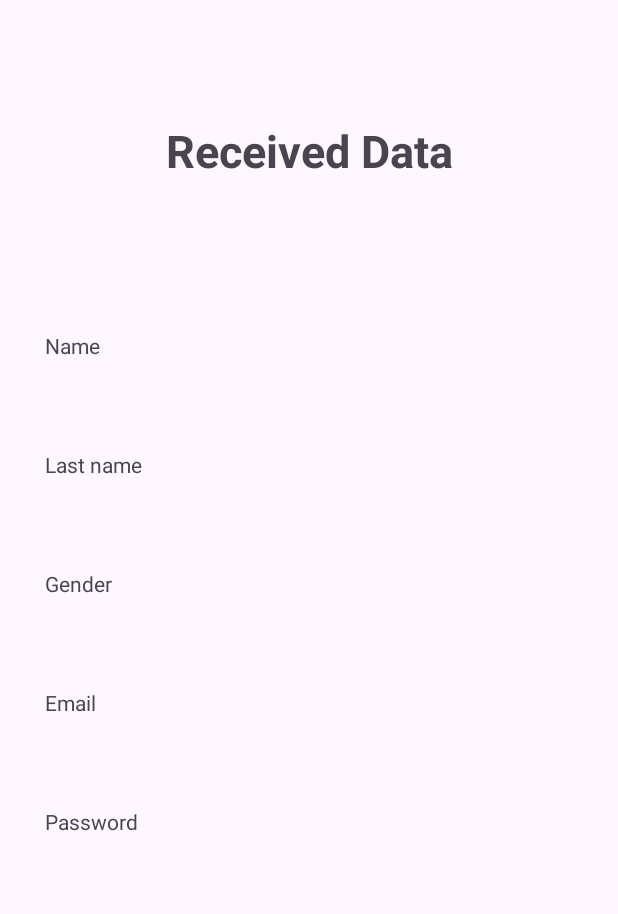
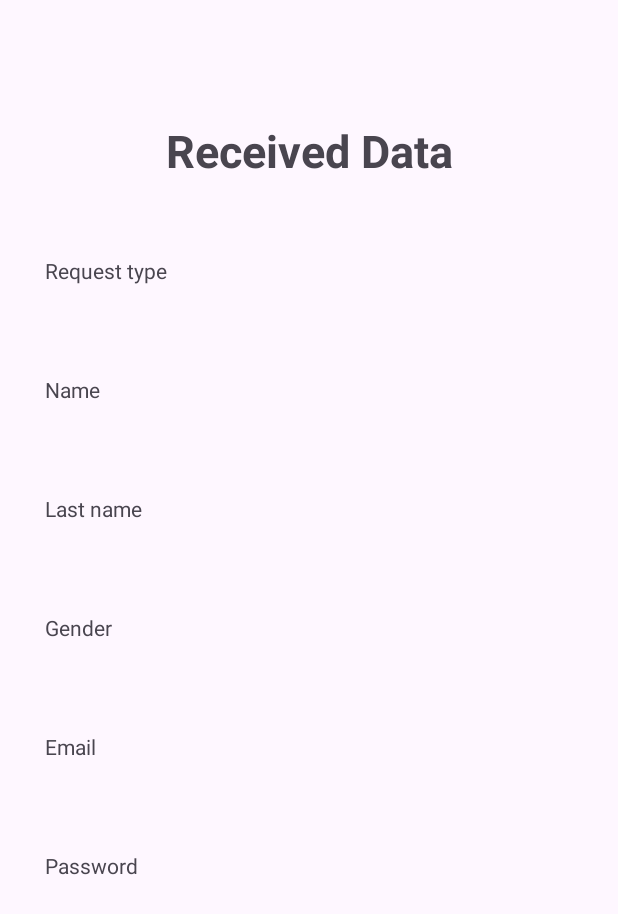
Before and after one commit to RCordobaG/Modulo4PracticaFinal, an Android app: the getInfoActivity screen opened directly, with no data from a screen before it, on a phone screen of 412 x 824 dp. Shown: the top 914 px of the screen. Run offline under Robolectric (Android 15) with nearby library versions, the phone set to English and light mode, and no system bars.

```diff
--- a/app/src/main/java/com/rodricorgom/modulo4practicafinal/getInfoActivity.kt
+++ b/app/src/main/java/com/rodricorgom/modulo4practicafinal/getInfoActivity.kt
@@ -3,6 +3,7 @@ package com.rodricorgom.modulo4practicafinal
 import androidx.appcompat.app.AppCompatActivity
 import android.os.Bundle
 import android.widget.TextView
+import org.w3c.dom.Text
 
 class getInfoActivity : AppCompatActivity() {
     override fun onCreate(savedInstanceState: Bundle?) {
@@ -14,6 +15,7 @@ class getInfoActivity : AppCompatActivity() {
         var extName = intent.getStringExtra("EXTRA_NAME")
         var extSurname = intent.getStringExtra("EXTRA_SURNAME")
         var extGender = intent.getStringExtra("EXTRA_GENDER")
+        var extType = intent.getStringExtra("EXTRA_TYPE")
 
 
 
@@ -23,11 +25,13 @@ class getInfoActivity : AppCompatActivity() {
         val genderText = findViewById<TextView>(R.id.getGender)
         val emailText = findViewById<TextView>(R.id.getEmail)
         val passwordText = findViewById<TextView>(R.id.getPassword)
+        val typeText = findViewById<TextView>(R.id.getType)
         nameText.text = extName
         surnameText.text = extSurname
         genderText.text = extGender
         emailText.text = extMail
         passwordText.text = extPass
+        typeText.text = extType
 
     }
 }
--- a/app/src/main/res/layout/activity_get_info.xml
+++ b/app/src/main/res/layout/activity_get_info.xml
@@ -12,9 +12,9 @@
         android:layout_width="wrap_content"
         android:layout_height="wrap_content"
         android:layout_marginStart="50dp"
-        android:layout_marginTop="100dp"
+        android:layout_marginTop="60dp"
         app:layout_constraintStart_toEndOf="@+id/nameLabel"
-        app:layout_constraintTop_toBottomOf="@+id/textView12" />
+        app:layout_constraintTop_toBottomOf="@+id/getType" />
 
     <TextView
         android:id="@+id/getSurname"
@@ -54,16 +54,16 @@
 
     <TextView
         android:id="@+id/nameLabel"
-        android:layout_width="80dp"
+        android:layout_width="90dp"
         android:layout_height="wrap_content"
-        android:layout_marginTop="100dp"
+        android:layout_marginTop="60dp"
         android:text="@string/nameLabel"
         app:layout_constraintStart_toStartOf="parent"
-        app:layout_constraintTop_toBottomOf="@+id/textView12" />
+        app:layout_constraintTop_toBottomOf="@+id/textView3" />
 
     <TextView
         android:id="@+id/surname_label"
-        android:layout_width="80dp"
+        android:layout_width="90dp"
         android:layout_height="wrap_content"
         android:layout_marginTop="60dp"
         android:text="@string/surnameLabel"
@@ -72,7 +72,7 @@
 
     <TextView
         android:id="@+id/gender_label"
-        android:layout_width="80dp"
+        android:layout_width="90dp"
         android:layout_height="wrap_content"
         android:layout_marginTop="60dp"
         android:text="@string/genderLabel"
@@ -81,7 +81,7 @@
 
     <TextView
         android:id="@+id/email_label"
-        android:layout_width="80dp"
+        android:layout_width="90dp"
         android:layout_height="wrap_content"
         android:layout_marginTop="60dp"
         android:text="@string/emailLabel"
@@ -90,7 +90,7 @@
 
     <TextView
         android:id="@+id/password_label"
-        android:layout_width="80dp"
+        android:layout_width="90dp"
         android:layout_height="wrap_content"
         android:layout_marginTop="60dp"
         android:text="@string/passwordLabel"
@@ -108,4 +108,22 @@
         app:layout_constraintEnd_toEndOf="parent"
         app:layout_constraintStart_toStartOf="parent"
         app:layout_constraintTop_toTopOf="parent" />
+
+    <TextView
+        android:id="@+id/textView3"
+        android:layout_width="90dp"
+        android:layout_height="wrap_content"
+        android:layout_marginTop="50dp"
+        android:text="@string/requestTypeLabel"
+        app:layout_constraintStart_toStartOf="parent"
+        app:layout_constraintTop_toBottomOf="@+id/textView12" />
+
+    <TextView
+        android:id="@+id/getType"
+        android:layout_width="wrap_content"
+        android:layout_height="wrap_content"
+        android:layout_marginStart="50dp"
+        android:layout_marginTop="50dp"
+        app:layout_constraintStart_toEndOf="@+id/textView3"
+        app:layout_constraintTop_toBottomOf="@+id/textView12" />
 </androidx.constraintlayout.widget.ConstraintLayout>
--- a/app/src/main/res/values/strings.xml
+++ b/app/src/main/res/values/strings.xml
@@ -19,4 +19,5 @@
     <string name="radioMale">Male</string>
     <string name="radioFemale">Female</string>
     <string name="radioOther">Other/Prefer not to say</string>
+    <string name="requestTypeLabel">Request type</string>
 </resources>
```
Also changed, not shown: app/src/main/java/com/rodricorgom/modulo4practicafinal/FragmentLogin.kt (+25 -6 lines), app/src/main/java/com/rodricorgom/modulo4practicafinal/FragmentSignUp.kt (+64 -12 lines).
